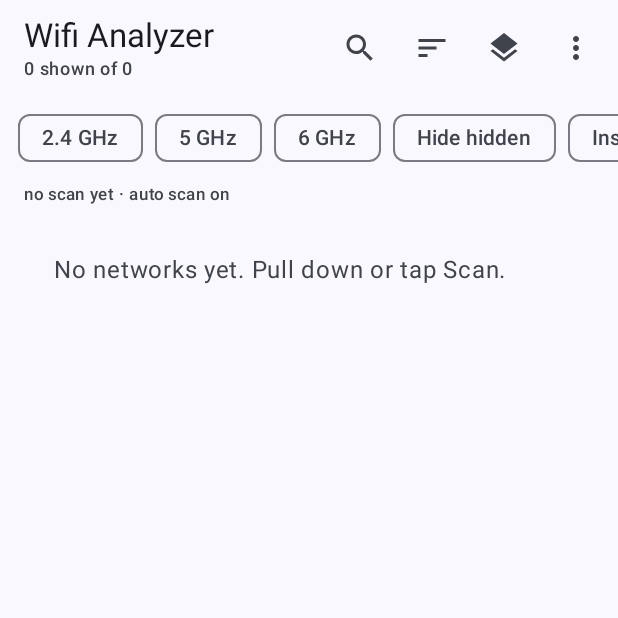
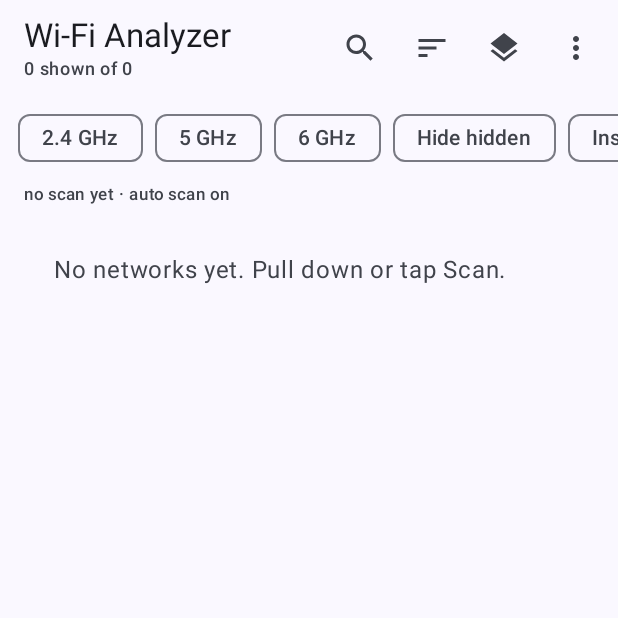
Before and after one commit to maggu2810/wifi-analyzer, an Android app built with Jetpack Compose: the NetworksScreen screen opened through its navigation route, on a phone screen of 412 x 824 dp, the top half of it. Run offline under Robolectric (Android 15) with nearby library versions, the phone set to English and light mode, and no system bars.

Commit message:
android: display name "Wi-Fi Analyzer"
Official Wi-Fi spelling, consistent with the labels of the library. applicationId unchanged.

Version: app 0.2.1 (versionCode 5).

```diff
--- a/apps/android/app/build.gradle.kts
+++ b/apps/android/app/build.gradle.kts
@@ -16,8 +16,8 @@ android {
         minSdk = 30
         targetSdk = 37
         // SemVer; bump versionName AND versionCode (+1) on every change (AGENTS.md "Versioning").
-        versionCode = 4
-        versionName = "0.2.0"
+        versionCode = 5
+        versionName = "0.2.1"
         testInstrumentationRunner = "androidx.test.runner.AndroidJUnitRunner"
         ndk {
             // Must match the ABIs of :wifi-analyze-native.
--- a/apps/android/app/src/main/res/values/strings.xml
+++ b/apps/android/app/src/main/res/values/strings.xml
@@ -22,7 +22,7 @@
     <string name="age_hours">%1$d h</string>
     <string name="age_minutes">%1$d min</string>
     <string name="age_seconds">%1$d s</string>
-    <string name="app_name" translatable="false">Wifi Analyzer</string>
+    <string name="app_name" translatable="false">Wi-Fi Analyzer</string>
     <string name="band_ghz">%1$s GHz</string>
     <string name="banner_imported">Showing imported capture %1$s</string>
     <string name="banner_location_off">Location services are off. Android only delivers scan results while location is enabled.</string>
@@ -103,7 +103,7 @@
     <string name="not_available">not available</string>
     <string name="permission_grant">Grant permission</string>
     <string name="permission_open_settings">Open app settings</string>
-    <string name="permission_text">Android delivers Wi-Fi scan results only to apps with the location permission (and, on Android 13+, the nearby devices permission). Wifi Analyzer uses them only to show and decode nearby networks; no location is stored or sent anywhere.</string>
+    <string name="permission_text">Android delivers Wi-Fi scan results only to apps with the location permission (and, on Android 13+, the nearby devices permission). Wi-Fi Analyzer uses them only to show and decode nearby networks; no location is stored or sent anywhere.</string>
     <string name="permission_title">Permission needed</string>
     <string name="platform_80211az">802.11az responder</string>
     <string name="platform_80211mc">802.11mc (RTT) responder</string>
```
Also changed, not shown: 4 other files.
